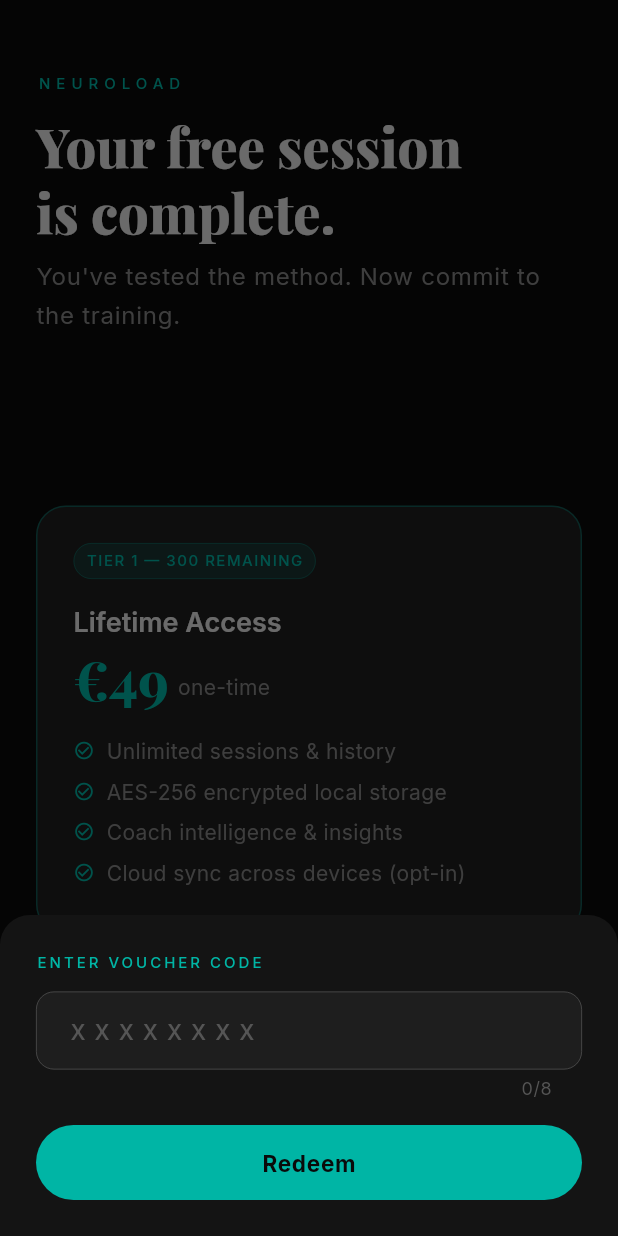
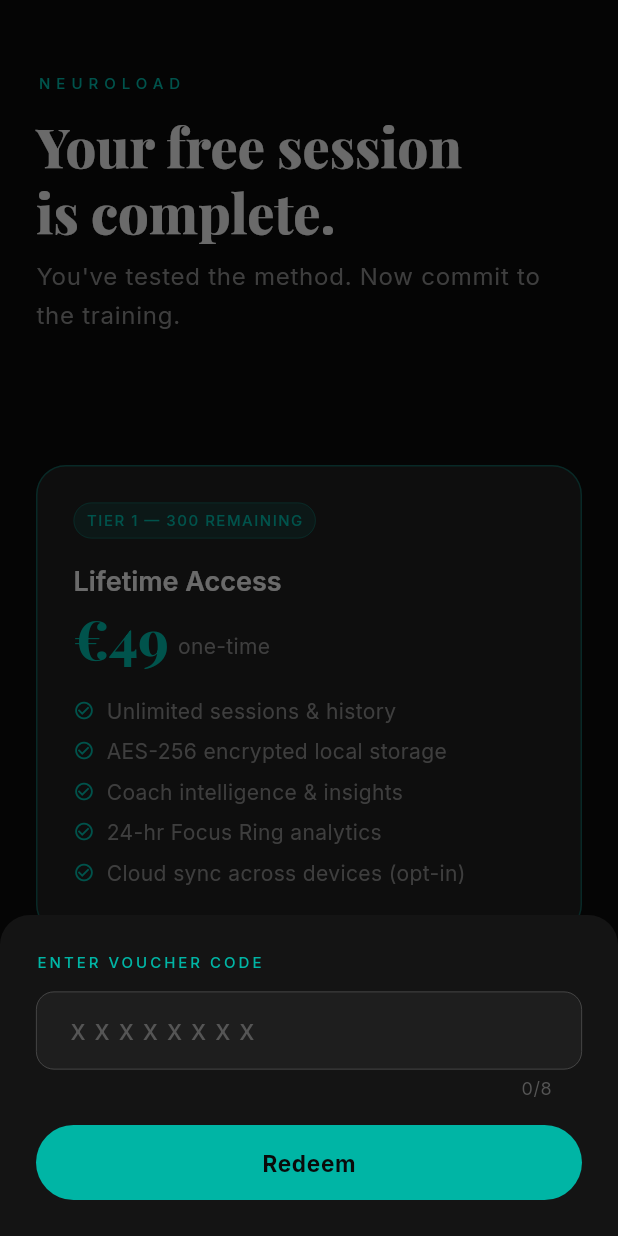
Before and after one commit to lifeIsShore/neuro_load, a Flutter app: the PaywallScreen screen opened by its route, after a tap on "I have a voucher code", on a phone screen of 412 x 824 dp. Run offline on Flutter 3.47's test engine with Material 3 defaults, Android fonts, the phone set to English and light mode, and no system bars; our stand-ins replace drift, fl_chart, flutter_local_notifications, flutter_riverpod, flutter_secure_storage, flutter_timezone and 7 more; missing offline and left inert: flutter_foreground_task, sqlite3; accounts and stored records are empty; generated files the repository leaves out were written again.

Commit message:
Paywall Gate — MVP.003.001/002/004

```diff
--- a/lib/providers/session_provider.dart
+++ b/lib/providers/session_provider.dart
@@ -7,6 +7,7 @@
 import '../services/foreground_service.dart';
 import '../services/notification_service.dart';
 import 'sensor_provider.dart' show ZombieSession;
+import 'subscription_provider.dart';
 
 // ── Primary Category ─────────────────────────────────────────────────────────
 
@@ -336,7 +337,11 @@
       }
     } catch (e) {
       debugPrint('DB finishSession error: $e');
+      return; // don't increment if DB write failed
     }
+
+    // Advance the free-session gate counter.
+    await _ref.read(freeSessionsUsedProvider.notifier).increment();
   }
 
   void resetSession() {
--- a/lib/screens/paywall/paywall_screen.dart
+++ b/lib/screens/paywall/paywall_screen.dart
@@ -1,11 +1,29 @@
 import 'package:flutter/material.dart';
+import 'package:flutter_riverpod/flutter_riverpod.dart';
+import 'package:go_router/go_router.dart';
+
 import '../../theme/app_theme.dart';
+import '../../providers/subscription_provider.dart';
 
-class PaywallScreen extends StatelessWidget {
+class PaywallScreen extends ConsumerStatefulWidget {
   const PaywallScreen({super.key});
 
   @override
+  ConsumerState<PaywallScreen> createState() => _PaywallScreenState();
+}
+
+class _PaywallScreenState extends ConsumerState<PaywallScreen> {
+  bool _redeeming = false;
+
+  @override
   Widget build(BuildContext context) {
+    final isPaid = ref.watch(isPaidProvider);
+
+    // Auto-navigate away once paid status is confirmed.
+    ref.listen<bool>(isPaidProvider, (_, paid) {
+      if (paid && mounted) context.go('/setup');
+    });
+
     return Scaffold(
       backgroundColor: AppColors.background,
       body: SafeArea(
@@ -14,7 +32,7 @@
           child: Column(
             crossAxisAlignment: CrossAxisAlignment.start,
             children: [
-              // Logo / Brand
+              // ── Brand ──────────────────────────────────────────────────────
               Text(
                 'NEUROLOAD',
                 style: Theme.of(context).textTheme.labelSmall?.copyWith(
@@ -29,7 +47,6 @@
                       fontWeight: FontWeight.w800,
                     ),
               ),
-
               const SizedBox(height: 8),
               Text(
                 'You\'ve tested the method. Now commit to the training.',
@@ -40,43 +57,37 @@
 
               const Spacer(),
 
-              // Price card
+              // ── Price card ─────────────────────────────────────────────────
               Container(
                 padding: const EdgeInsets.all(24),
                 decoration: BoxDecoration(
                   color: AppColors.surfaceElevated,
                   borderRadius: BorderRadius.circular(20),
                   border: Border.all(
-                      color: AppColors.teal.withOpacity(0.4), width: 1),
+                      color: AppColors.teal.withValues(alpha: 0.4), width: 1),
                 ),
                 child: Column(
                   crossAxisAlignment: CrossAxisAlignment.start,
                   children: [
-                    Row(
-                      children: [
+                    // Scarcity badge
                     Container(
                       padding: const EdgeInsets.symmetric(
                           horizontal: 8, vertical: 4),
                       decoration: BoxDecoration(
-                            color: AppColors.teal.withOpacity(0.15),
+                        color: AppColors.teal.withValues(alpha: 0.15),
                         borderRadius: BorderRadius.circular(100),
                         border: Border.all(
-                              color: AppColors.teal.withOpacity(0.4),
+                          color: AppColors.teal.withValues(alpha: 0.4),
                           width: 0.5,
                         ),
                       ),
                       child: Text(
                         'TIER 1 — 300 REMAINING',
-                            style: Theme.of(context)
-                                .textTheme
-                                .labelSmall
-                                ?.copyWith(
+                        style: Theme.of(context).textTheme.labelSmall?.copyWith(
                               color: AppColors.teal,
                               letterSpacing: 1,
                             ),
                       ),
-                        ),
-                      ],
                     ),
                     const SizedBox(height: 16),
                     Text(
@@ -108,10 +119,13 @@
                       ],
                     ),
                     const SizedBox(height: 16),
+
+                    // Feature list
                     ...[
                       'Unlimited sessions & history',
                       'AES-256 encrypted local storage',
                       'Coach intelligence & insights',
+                      '24-hr Focus Ring analytics',
                       'Cloud sync across devices (opt-in)',
                     ].map((f) => Padding(
                           padding: const EdgeInsets.only(bottom: 6),
@@ -132,26 +146,38 @@
 
               const SizedBox(height: 20),
 
+              // ── Primary CTA ────────────────────────────────────────────────
               SizedBox(
                 width: double.infinity,
                 height: 60,
                 child: ElevatedButton(
-                  onPressed: () {
+                  onPressed: isPaid
+                      ? null
+                      : () {
                           // TODO: Open Stripe Checkout
+                          // For now, show a "coming soon" snackbar so
+                          // the screen is testable end-to-end.
+                          ScaffoldMessenger.of(context).showSnackBar(
+                            const SnackBar(
+                              content: Text(
+                                  'Stripe checkout coming soon — use a voucher for now.'),
+                              duration: Duration(seconds: 3),
+                            ),
+                          );
                         },
-                  child: const Text('UNLOCK NEUROLOAD — €49'),
+                  child: isPaid
+                      ? const Text('UNLOCKED ✓')
+                      : const Text('UNLOCK NEUROLOAD — €49'),
                 ),
               ),
 
               const SizedBox(height: 12),
 
+              // ── Voucher CTA ────────────────────────────────────────────────
               SizedBox(
                 width: double.infinity,
                 child: TextButton(
-                  onPressed: () {
-                    // Show voucher input
-                    _showVoucherInput(context);
-                  },
+                  onPressed: (_redeeming || isPaid) ? null : _showVoucherInput,
                   child: Text(
                     'I have a voucher code',
                     style: Theme.of(context).textTheme.bodyMedium?.copyWith(
@@ -176,7 +202,13 @@
     );
   }
 
-  void _showVoucherInput(BuildContext context) {
+  // ── Voucher redemption ─────────────────────────────────────────────────────
+  //
+  // Stub: any 8-character uppercase code is accepted while Stripe is not
+  // wired. When `markPaid()` is called the `isPaidProvider` listener above
+  // auto-navigates to /setup.
+
+  void _showVoucherInput() {
     final controller = TextEditingController();
     showModalBottomSheet(
       context: context,
@@ -185,7 +217,8 @@
       shape: const RoundedRectangleBorder(
         borderRadius: BorderRadius.vertical(top: Radius.circular(20)),
       ),
-      builder: (ctx) => Padding(
+      builder: (ctx) => StatefulBuilder(
+        builder: (ctx, setModal) => Padding(
           padding: EdgeInsets.only(
             left: 24,
             right: 24,
@@ -196,11 +229,13 @@
             mainAxisSize: MainAxisSize.min,
             crossAxisAlignment: CrossAxisAlignment.start,
             children: [
-            Text('ENTER VOUCHER CODE',
+              Text(
+                'ENTER VOUCHER CODE',
                 style: Theme.of(ctx).textTheme.labelSmall?.copyWith(
                       color: AppColors.teal,
                       letterSpacing: 2,
-                    )),
+                    ),
+              ),
               const SizedBox(height: 12),
               TextField(
                 controller: controller,
@@ -219,16 +254,44 @@
               SizedBox(
                 width: double.infinity,
                 child: ElevatedButton(
-                onPressed: () {
-                  Navigator.pop(ctx);
-                  // TODO: call Supabase RPC claim_voucher
+                  onPressed: _redeeming
+                      ? null
+                      : () async {
+                          final code = controller.text.trim().toUpperCase();
+                          if (code.length < 8) {
+                            ScaffoldMessenger.of(context).showSnackBar(
+                              const SnackBar(
+                                  content:
+                                      Text('Enter a valid 8-character code.')),
+                            );
+                            return;
+                          }
+
+                          setModal(() => _redeeming = true);
+
+                          // TODO: call Supabase RPC claim_voucher(code)
+                          // For now, accept any 8-char code as valid.
+                          await Future.delayed(
+                              const Duration(milliseconds: 800));
+
+                          if (ctx.mounted) Navigator.pop(ctx);
+
+                          // Mark paid — the listener auto-navigates to /setup.
+                          await ref.read(isPaidProvider.notifier).markPaid();
                         },
-                child: const Text('Redeem'),
+                  child: _redeeming
+                      ? const SizedBox(
+                          height: 18,
+                          width: 18,
+                          child: CircularProgressIndicator(strokeWidth: 2),
+                        )
+                      : const Text('Redeem'),
                 ),
               ),
             ],
           ),
         ),
+      ),
     );
   }
 }
```
Also changed, not shown: lib/providers/subscription_provider.dart (added, +85 -0 lines), lib/router.dart (+25 -0 lines), lib/screens/settings/settings_screen.dart (+13 -3 lines), 1 other file. Lines whose indentation alone changed are shown as unchanged.
